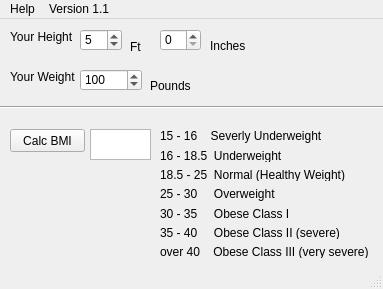
The window that designer/Ui_MainWin.ui (DJWaldron/BMI_Calculator) describes before a commit, drawn with Qt 5.
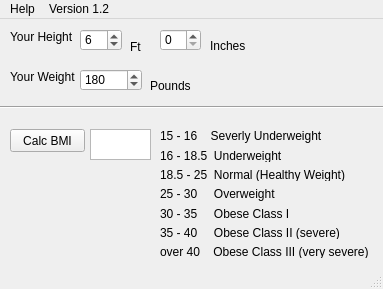
The same window after the commit.

What changed in the file:
```diff
--- a/designer/Ui_MainWin.ui
+++ b/designer/Ui_MainWin.ui
@@ -113,7 +113,7 @@
      <number>1</number>
     </property>
     <property name="value">
-     <number>5</number>
+     <number>6</number>
     </property>
    </widget>
    <widget class="QDoubleSpinBox" name="doubleSpinBox_Weight">
@@ -132,7 +132,7 @@
      <double>900.000000000000000</double>
     </property>
     <property name="value">
-     <double>100.000000000000000</double>
+     <double>180.000000000000000</double>
     </property>
    </widget>
    <widget class="QTextBrowser" name="textBrowser_BmiResults">
@@ -275,13 +275,13 @@
     </property>
     <addaction name="actionAbout"/>
    </widget>
-   <widget class="QMenu" name="menuVersion_1_1">
+   <widget class="QMenu" name="menuVersion">
     <property name="title">
-     <string>Version 1.1</string>
+     <string>Version 1.2</string>
     </property>
    </widget>
    <addaction name="menuHelp"/>
-   <addaction name="menuVersion_1_1"/>
+   <addaction name="menuVersion"/>
   </widget>
   <action name="actionMenuHelpAbout">
    <property name="text">
```
